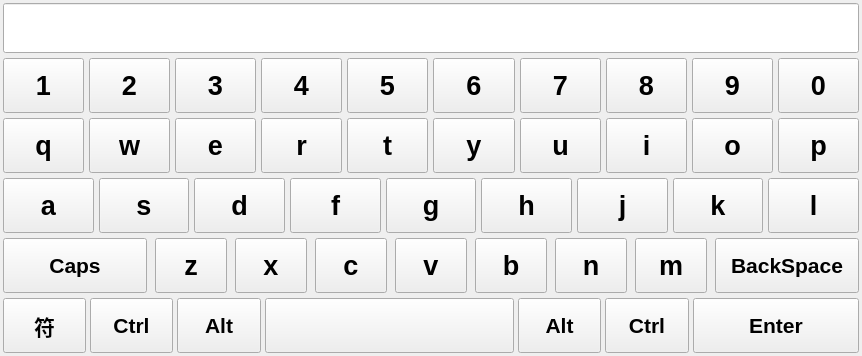
Old version of the form qt-app-master/localkeyboard.ui in the repository aa123Eason/workcode.
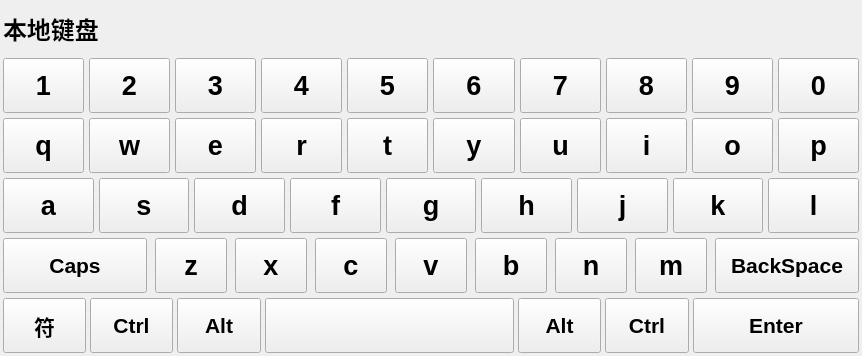
New version of the form. Icons and pictures are not drawn.

Commit message: 完成键盘功能

What changed in the file:
```diff
--- a/qt-app-master/localkeyboard.ui
+++ b/qt-app-master/localkeyboard.ui
@@ -36,21 +36,48 @@
     <number>3</number>
    </property>
    <item>
-    <widget class="QLineEdit" name="inputEdit">
-     <property name="sizePolicy">
-      <sizepolicy hsizetype="Preferred" vsizetype="Preferred">
-       <horstretch>0</horstretch>
-       <verstretch>0</verstretch>
-      </sizepolicy>
-     </property>
+    <layout class="QHBoxLayout" name="horizontalLayout_6" stretch="7,0">
+     <item>
+      <widget class="QLabel" name="label">
      <property name="font">
       <font>
-       <pointsize>20</pointsize>
+         <pointsize>18</pointsize>
        <weight>75</weight>
        <bold>true</bold>
       </font>
      </property>
-    </widget>
+       <property name="text">
+        <string>本地键盘</string>
+       </property>
+      </widget>
+     </item>
+     <item>
+      <widget class="QPushButton" name="close">
+       <property name="sizePolicy">
+        <sizepolicy hsizetype="Fixed" vsizetype="Preferred">
+         <horstretch>0</horstretch>
+         <verstretch>0</verstretch>
+        </sizepolicy>
+       </property>
+       <property name="text">
+        <string/>
+       </property>
+       <property name="icon">
+        <iconset resource="res.qrc">
+         <normaloff>:/images/close_hover.png</normaloff>:/images/close_hover.png</iconset>
+       </property>
+       <property name="iconSize">
+        <size>
+         <width>32</width>
+         <height>32</height>
+        </size>
+       </property>
+       <property name="flat">
+        <bool>true</bool>
+       </property>
+      </widget>
+     </item>
+    </layout>
    </item>
    <item>
     <layout class="QHBoxLayout" name="horizontalLayout_4" stretch="1,1,1,1,1,1,1,1,1,1">
```
Left out of the diff: 4 changed lines with no effect on the pictures. Lines whose indentation alone changed are shown as unchanged. The commit also changes 37 other files.
